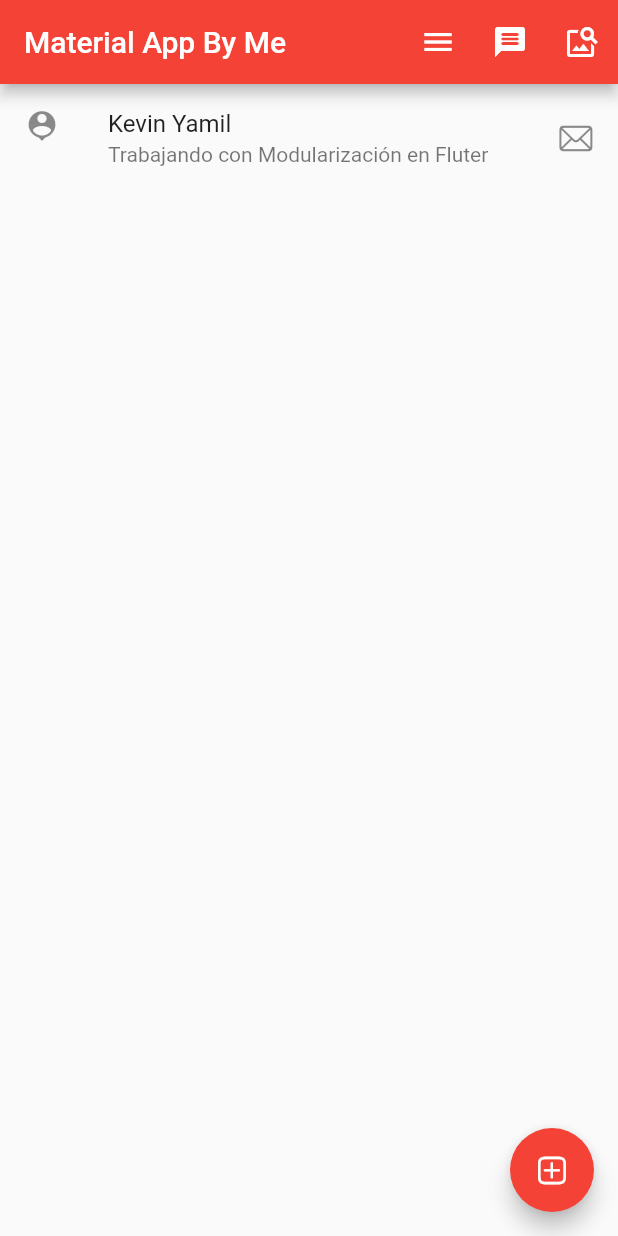
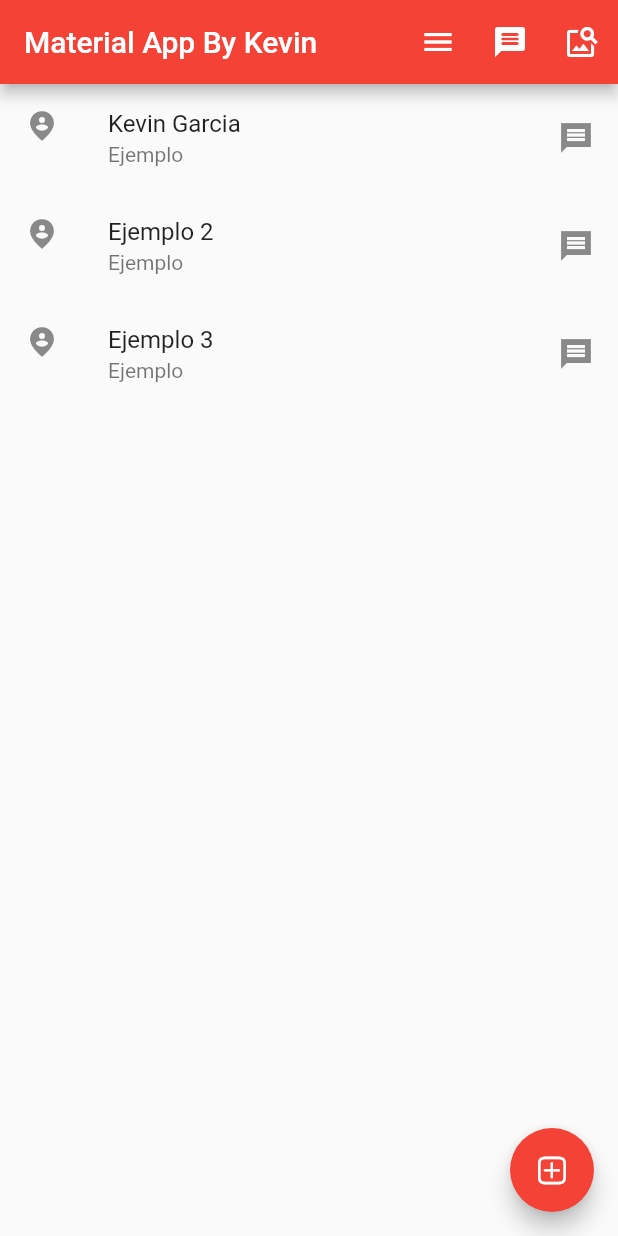
Before and after one commit to kevinShogun/Contact_app, a Flutter app: the screen it shows after launch, on a phone screen of 412 x 824 dp. Run offline on Flutter 3.47's test engine with Material 2 defaults, Android fonts, the light colour scheme and no system bars.

Commit message:
Used Column Widget

```diff
--- a/lib/Models/Person_Model.dart
+++ b/lib/Models/Person_Model.dart
@@ -5,7 +5,33 @@ class PersonModel {
   final IconData iconoDerecha;
   final String nombre;
   final String descripcion;
+  final String nickName;
 
   PersonModel(
-      {this.nombre, this.descripcion, this.iconoDerecha, this.iconoIzquierda});
+      {this.nombre,
+      this.nickName,
+      this.descripcion,
+      this.iconoDerecha,
+      this.iconoIzquierda});
 }
+
+PersonModel persona1 = PersonModel(
+    nickName: 'Kevin Garcia',
+    nombre: 'Kevin Garcia',
+    descripcion: 'Ejemplo',
+    iconoDerecha: Icons.message_sharp,
+    iconoIzquierda: Icons.person_pin_circle_sharp);
+
+PersonModel persona2 = PersonModel(
+    nickName: 'Kevin Garcia',
+    nombre: 'Ejemplo 2',
+    descripcion: 'Ejemplo',
+    iconoDerecha: Icons.message_sharp,
+    iconoIzquierda: Icons.person_pin_circle_sharp);
+
+PersonModel persona3 = PersonModel(
+    nickName: 'Kevin Garcia',
+    nombre: 'Ejemplo 3',
+    descripcion: 'Ejemplo',
+    iconoDerecha: Icons.message_sharp,
+    iconoIzquierda: Icons.person_pin_circle_sharp);
--- a/lib/main.dart
+++ b/lib/main.dart
@@ -1,16 +1,21 @@
 import 'package:flutter/material.dart';
 import 'package:flutter/cupertino.dart';
+import 'package:flutter_app/Models/Person_Model.dart';
 
 void main() {
   runApp(MyApp());
 }
 
+List<PersonModel> personas = [persona1, persona2, persona3];
+
 class MyApp extends StatelessWidget {
-  PersonModel persona1 = PersonModel(
-      nombre: 'kevin Yamil',
-      descripcion: 'Ejemplo',
-      iconDerecha: Icons.message_sharp,
-      iconoIzquierda: Icons.person_pin_circle_sharp);
+  Widget customListTitle(PersonModel person) {
+    return ListTile(
+        trailing: Icon(person.iconoDerecha),
+        leading: Icon(person.iconoIzquierda),
+        title: Text(person.nombre),
+        subtitle: Text(person.descripcion));
+  }
 
   // This widget is the root of your application.
   @override
@@ -32,15 +37,13 @@ class MyApp extends StatelessWidget {
                 IconButton(
                     icon: Icon(Icons.image_search_outlined), onPressed: () {})
               ],
-            title: Text('Material App By Me'),
+              title: Text('Material App By Kevin'),
             ),
-          body: Container(
-              child: ListTile(
-            trailing: Icon(CupertinoIcons.mail),
-            leading: Icon(Icons.person_pin),
-            title: Text('Kevin Yamil'),
-            subtitle: Text('Trabajando con Modularización en Fluter'),
-          )),
-        ));
+            body: Column(
+              children: <Widget>[
+                for (int i = 0; i < personas.length; i++)
+                  customListTitle(personas[i])
+              ],
+            )));
   }
 }
```
Lines whose indentation alone changed are shown as unchanged.
